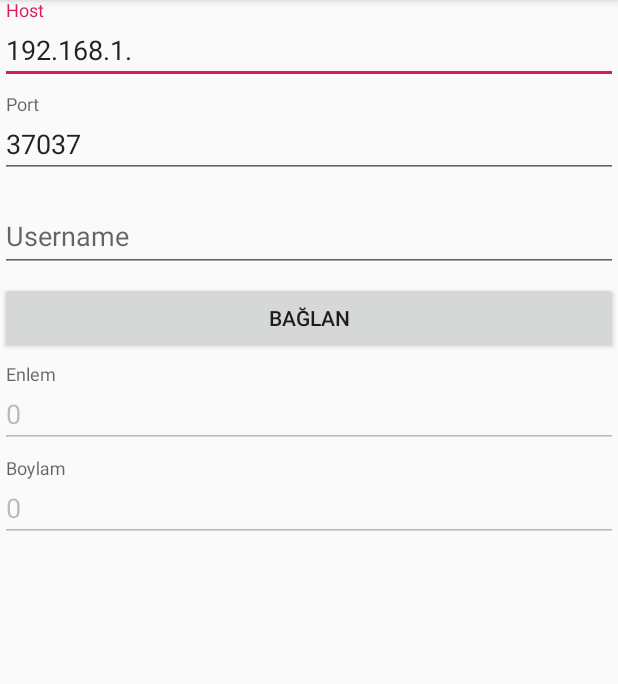
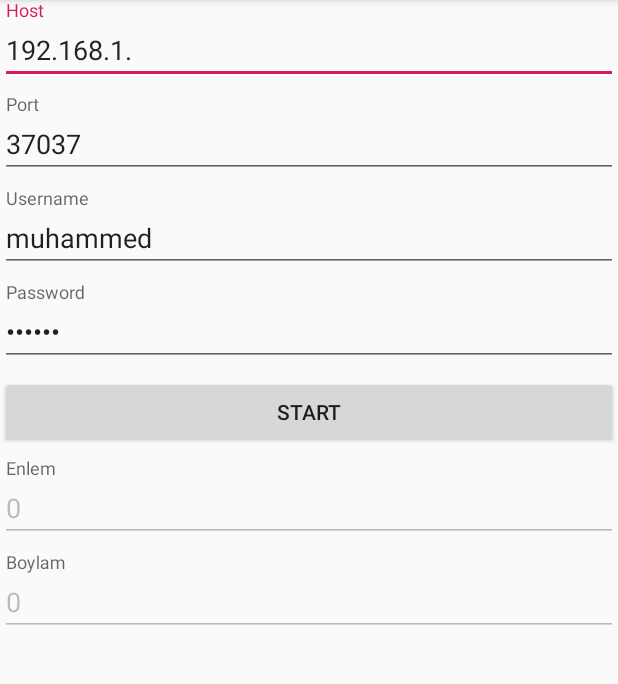
Before and after one commit to muhammedtiftikci/Proje-A, an Android app: the screen it shows after launch (MainActivity), on a phone screen of 412 x 824 dp, the part 84-768 px from its top. Run offline under Robolectric (Android 15) with nearby library versions, the light colour scheme and no system bars.

Commit message:
Fnished android app.

```diff
--- a/src/android/app/src/main/java/com/muhammed/client/MyLocationListener.java
+++ b/src/android/app/src/main/java/com/muhammed/client/MyLocationListener.java
@@ -1,14 +1,28 @@
 package com.muhammed.client;
 
+import android.Manifest;
+import android.content.Context;
+import android.content.pm.PackageManager;
 import android.location.Location;
 import android.location.LocationListener;
+import android.location.LocationManager;
+import android.net.ConnectivityManager;
 import android.os.Bundle;
+import android.support.design.widget.TextInputLayout;
+import android.support.v4.app.ActivityCompat;
+import android.support.v4.content.ContextCompat;
+import android.widget.Toast;
 
 import java.io.IOException;
 import java.net.InetSocketAddress;
 import java.net.Socket;
 
 public class MyLocationListener implements LocationListener {
+    private LocationManager _locationManager;
+
+    private TextInputLayout _tilLatitude;
+    private TextInputLayout _tilLongitude;
+
     private String _host;
     private int _port;
     private String _username;
@@ -17,11 +31,35 @@ public class MyLocationListener implements LocationListener {
     private boolean _error = false;
     private String _errorMessage = "";
 
-    public MyLocationListener(String host, int port, String username, String password) {
+    private boolean _started;
+
+    public MyLocationListener(LocationManager locationManager, TextInputLayout tilLatitude, TextInputLayout tilLongitude) {
+        _locationManager = locationManager;
+
+        _tilLatitude = tilLatitude;
+        _tilLongitude = tilLongitude;
+
+        _started = false;
+    }
+
+    public void start(String host, int port, String username, String password) {
         _host = host;
         _port = port;
         _username = username;
         _password = password;
+
+        _started = true;
+
+        try {
+            _locationManager.requestLocationUpdates(LocationManager.GPS_PROVIDER, 5000, 10, this);
+        } catch (SecurityException ex) {
+            _error = true;
+            _errorMessage = ex.getMessage();
+        }
+    }
+
+    public void stop() {
+        _started = false;
     }
 
     @Override
@@ -29,8 +67,20 @@ public class MyLocationListener implements LocationListener {
         double latitude = location.getLatitude();
         double longitude = location.getLongitude();
 
+        _tilLatitude.getEditText().setText(String.valueOf(latitude));
+        _tilLongitude.getEditText().setText(String.valueOf(longitude));
+
         SocketService ss = new SocketService();
         ss.send(_host, _port, _username, _password, latitude, longitude);
+
+        if (_started) {
+            try {
+                _locationManager.requestLocationUpdates(LocationManager.GPS_PROVIDER, 5000, 10, this);
+            } catch (SecurityException ex) {
+                _error = true;
+                _errorMessage = ex.getMessage();
+            }
+        }
     }
 
     @Override
@@ -47,4 +97,8 @@ public class MyLocationListener implements LocationListener {
     public void onProviderDisabled(String provider) {
 
     }
+
+    public boolean isStarted() {
+        return _started;
+    }
 }
--- a/src/android/app/src/main/res/layout/activity_main.xml
+++ b/src/android/app/src/main/res/layout/activity_main.xml
@@ -50,6 +50,22 @@
                 android:layout_width="match_parent"
                 android:layout_height="wrap_content"
                 android:hint="Username"
+                android:text="muhammed"
+                android:maxLength="16" />
+        </android.support.design.widget.TextInputLayout>
+
+        <android.support.design.widget.TextInputLayout
+            android:id="@+id/tilPassword"
+            android:layout_width="match_parent"
+            android:layout_height="wrap_content"
+            android:layout_marginBottom="10px">
+
+            <android.support.design.widget.TextInputEditText
+                android:layout_width="match_parent"
+                android:layout_height="wrap_content"
+                android:inputType="textPassword"
+                android:hint="Password"
+                android:text="123456"
                 android:maxLength="16" />
         </android.support.design.widget.TextInputLayout>
 
@@ -57,7 +73,7 @@
             android:id="@+id/btnConnect"
             android:layout_width="match_parent"
             android:layout_height="wrap_content"
-            android:text="Bağlan"
+            android:text="Start"
             android:layout_marginBottom="10px" />
 
 
```
Also changed, not shown: src/android/app/src/main/java/com/muhammed/client/MainActivity.java (+19 -29 lines), 1 other file.
